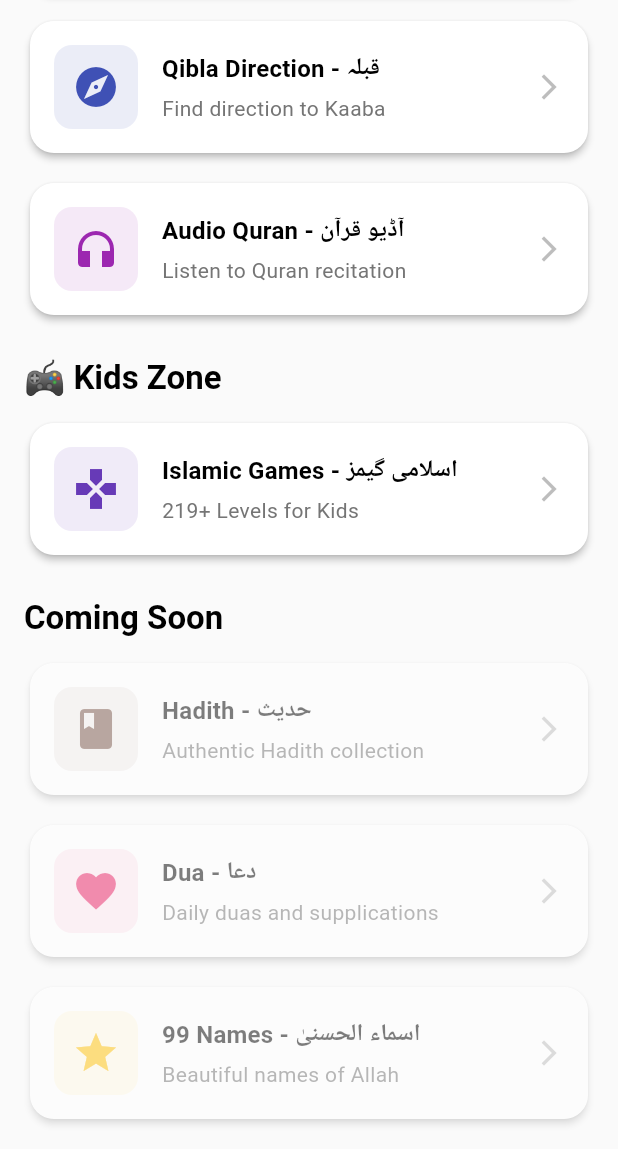
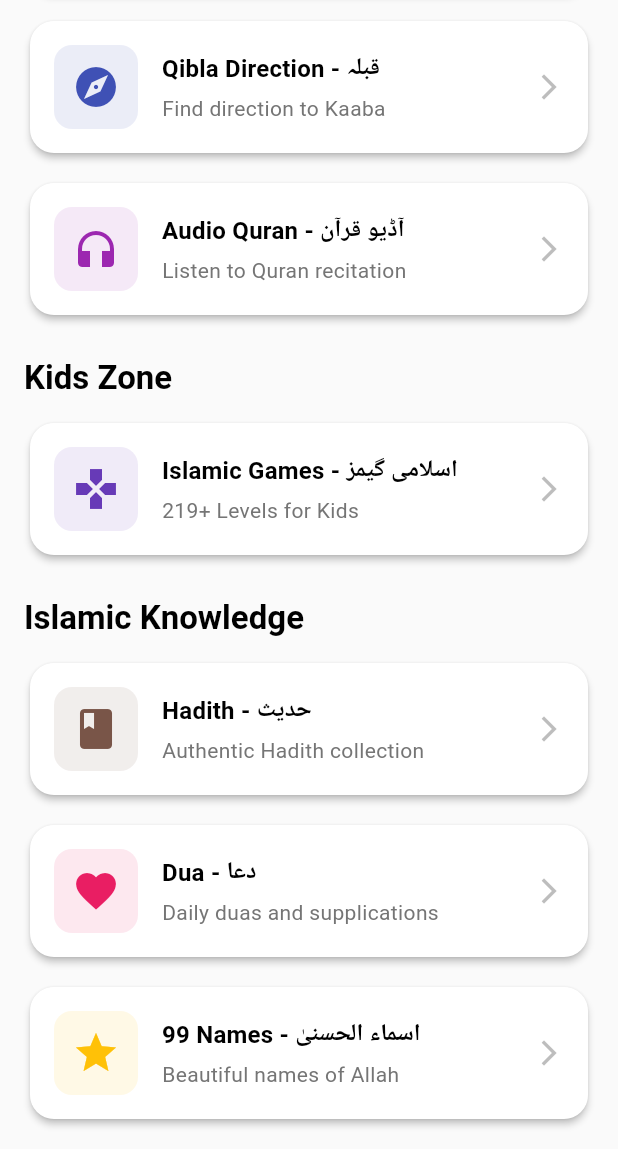
Before and after one commit to Mrsultan7890/Noor, a Flutter app: the screen it shows after launch, scrolled down 665 dp, on a phone screen of 412 x 824 dp, the part 87-1236 px from its top. Run offline on Flutter 3.47's test engine with Material 3 defaults, Android fonts, the phone set to English and light mode, and no system bars; our stand-ins replace audioplayers, flutter_local_notifications, geolocator, hive, hive_flutter, just_audio and 3 more; accounts and stored records are empty; network calls fail.

Commit message:
Replace emoji icons with Material icons and remove Coming Soon section

```diff
--- a/lib/screens/hadith/hadith_screen.dart
+++ b/lib/screens/hadith/hadith_screen.dart
@@ -19,7 +19,7 @@ class _HadithScreenState extends State<HadithScreen> {
   final Map<String, String> _books = {
     'bukhari': 'Sahih Bukhari',
     'muslim': 'Sahih Muslim',
-    'abudawud': 'Abu Dawood',
+    'abu-dawud': 'Abu Dawood',
   };
 
   @override
--- a/lib/screens/home/home_screen.dart
+++ b/lib/screens/home/home_screen.dart
@@ -77,11 +77,17 @@ class HomeScreen extends StatelessWidget {
 
             // Ramadan Section (Conditional)
             if (_isRamadanActive()) ...[
+              Row(
+                children: [
+                  Icon(Icons.nightlight_round, color: Colors.purple),
+                  const SizedBox(width: 8),
                   Text(
-                '🌙 Ramadan Special',
+                    'Ramadan Special',
                     style: Theme.of(context).textTheme.titleLarge?.copyWith(
                       fontWeight: FontWeight.bold,
                     ),
+                  ),
+                ],
               ),
               const SizedBox(height: 12),
               FeatureCard(
@@ -223,7 +229,7 @@ class HomeScreen extends StatelessWidget {
 
             // Kids Zone
             Text(
-              '🎮 Kids Zone',
+              'Kids Zone',
               style: Theme.of(context).textTheme.titleLarge?.copyWith(
                 fontWeight: FontWeight.bold,
               ),
@@ -247,19 +253,15 @@ class HomeScreen extends StatelessWidget {
 
             const SizedBox(height: 24),
 
-            // Coming Soon
+            // Islamic Knowledge
             Text(
-              'Coming Soon',
+              'Islamic Knowledge',
               style: Theme.of(context).textTheme.titleLarge?.copyWith(
                 fontWeight: FontWeight.bold,
               ),
             ),
             const SizedBox(height: 12),
 
-            Opacity(
-              opacity: 0.5,
-              child: Column(
-                children: [
             FeatureCard(
               title: 'Hadith - حدیث',
               subtitle: 'Authentic Hadith collection',
@@ -307,9 +309,6 @@ class HomeScreen extends StatelessWidget {
           ],
         ),
       ),
-          ],
-        ),
-      ),
     );
   }
 }
```
Also changed, not shown: lib/services/hadith_service.dart (+18 -19 lines). Lines whose indentation alone changed are shown as unchanged.
